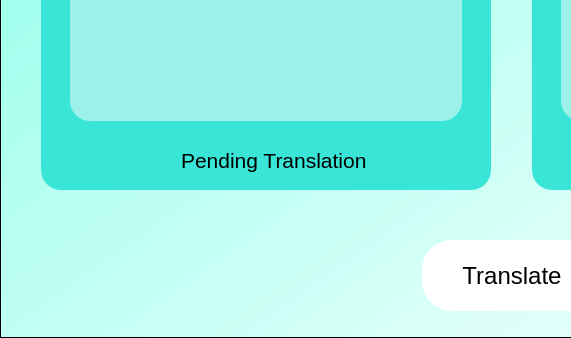
This is Py2Plus/Py2Plus.ui in EslamMohamed117/Py2Plus-Translator as Qt 5 draws it before an edit; both pictures show x 0 to 571 and y 430 to 768 of the 1024 by 768 pixel window. The edited form follows.
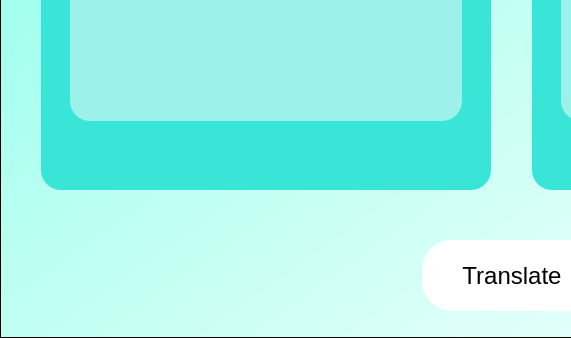
This is the edited form.

Commit message: Adjusting Translate button to write the output in target_code.txt

What changed in the file:
```diff
--- a/Py2Plus/Py2Plus.ui
+++ b/Py2Plus/Py2Plus.ui
@@ -229,9 +229,9 @@
      <widget class="QLabel" name="inputLabel">
       <property name="geometry">
        <rect>
-        <x>140</x>
+        <x>19</x>
         <y>450</y>
-        <width>190</width>
+        <width>411</width>
         <height>40</height>
        </rect>
       </property>
@@ -242,7 +242,7 @@
        </font>
       </property>
       <property name="text">
-       <string>Pending Translation</string>
+       <string/>
       </property>
      </widget>
      <widget class="QLabel" name="inputTitle">
```
The commit also changes 2 other files.
